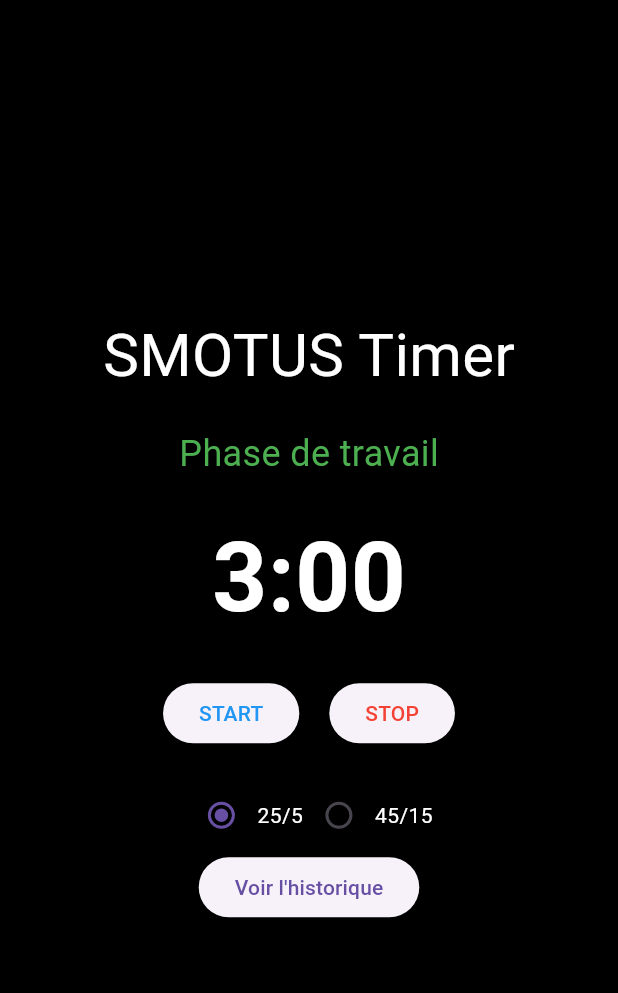
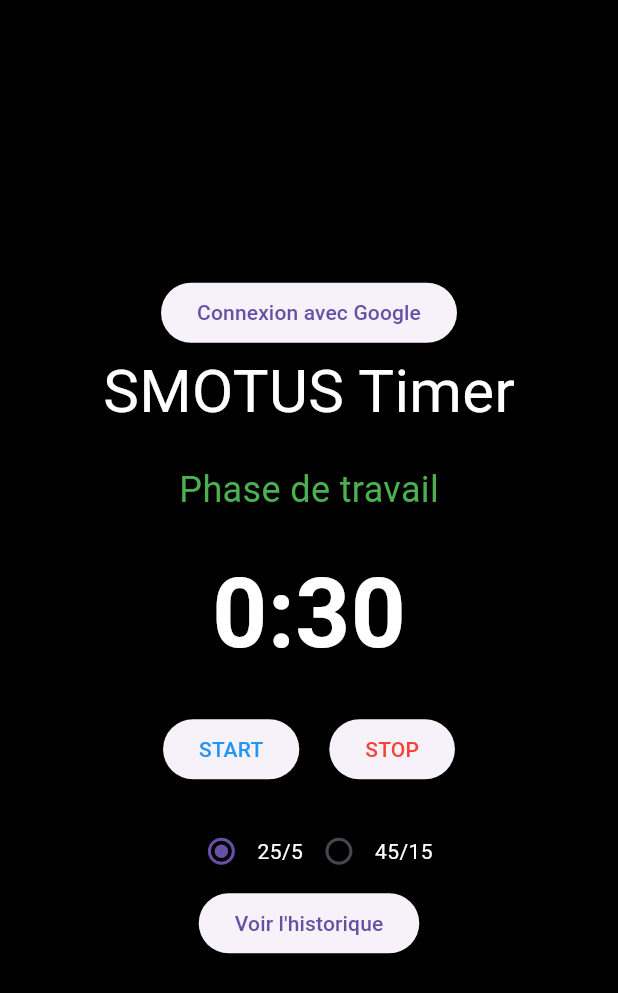
Before and after one commit to ElliotGuittet/SMOTUS_Timer, a Flutter app: the screen it shows after launch, after a tap on "STOP", on a phone screen of 412 x 824 dp. Shown: the top 993 px of the screen. Run offline on Flutter 3.47's test engine with Material 3 defaults, Android fonts, the phone set to English and light mode, and no system bars; our stand-ins replace audioplayers, awesome_notifications, cloud_firestore, firebase_auth, firebase_core, google_sign_in; accounts and stored records are empty.

Commit message:
Connexion Déconnexion

```diff
--- a/lib/main.dart
+++ b/lib/main.dart
@@ -1,13 +1,18 @@
 import 'package:flutter/material.dart';
 import 'dart:async';
 import 'dart:convert';
-import 'package:awesome_notifications/awesome_notifications.dart'; // Pour les notifications
+import 'package:awesome_notifications/awesome_notifications.dart';
 import 'package:audioplayers/audioplayers.dart';
-import 'package:shared_preferences/shared_preferences.dart';
+import 'package:firebase_core/firebase_core.dart';
+import 'package:firebase_auth/firebase_auth.dart';
+import 'package:google_sign_in/google_sign_in.dart';
+import 'package:cloud_firestore/cloud_firestore.dart';
 
 import 'historyPage.dart';
 
-void main() {
+void main() async {
+  WidgetsFlutterBinding.ensureInitialized();
+  await Firebase.initializeApp();
   AwesomeNotifications().initialize(
       null,
       [
@@ -37,8 +42,8 @@ class TimerPage extends StatefulWidget {
 
 class _TimerPageState extends State<TimerPage> {
   // Variables pour le Timer
-  int shortWorkTime = 3 * 60; // 25 minutes de travail en secondes
-  int shortBreakTime = 1 * 60; // 5 minutes de pause
+  int shortWorkTime = 30; // 25 minutes de travail en secondes
+  int shortBreakTime = 10; // 5 minutes de pause
   int longWorkTime = 45 * 60; // 45 minutes de travail
   int longBreakTime = 15 * 60; // 15 minutes de pause
   int timeRemaining = 25 * 60; // par défaut 25 minutes
@@ -47,7 +52,6 @@ class _TimerPageState extends State<TimerPage> {
   bool isRunning = false;
   bool isPaused = false;
 
-  List<Map<String, dynamic>> history = [];
   int completedSessions = 0;
   int totalWorkTime = 0; // Temps de travail total en secondes
   int currentWorkTime = 0; // Temps de travail de la session en cours
@@ -55,7 +59,11 @@ class _TimerPageState extends State<TimerPage> {
   // Mode selection (25/5 ou 45/15)
   bool isShortBreak = true;
 
+  // Variables pour l'utilisateur connecté
+  User? _currentUser;
+
   final player = AudioPlayer();
+  final FirebaseFirestore _firestore = FirebaseFirestore.instance;
 
   @override
   void initState() {
@@ -65,9 +73,49 @@ class _TimerPageState extends State<TimerPage> {
       }
     });
 
-    _loadHistory();
+    // Vérifie si un utilisateur est déjà connecté au lancement de l'application
+    FirebaseAuth.instance.authStateChanges().listen((User? user) {
+      setState(() {
+        _currentUser = user; // Met à jour la variable de l'utilisateur connecté
+      });
+    });
 
     super.initState();
+  }
+
+  // Méthode de connexion
+  Future<User?> signInWithGoogle() async {
+    try {
+      final GoogleSignInAccount? googleUser = await GoogleSignIn().signIn();
+      if (googleUser == null) return null; // L'utilisateur a annulé la connexion
+
+      final GoogleSignInAuthentication googleAuth = await googleUser.authentication;
+      final credential = GoogleAuthProvider.credential(
+        accessToken: googleAuth.accessToken,
+        idToken: googleAuth.idToken,
+      );
+
+      final UserCredential userCredential = await FirebaseAuth.instance.signInWithCredential(credential);
+
+      setState(() {
+        _currentUser = userCredential.user; // Met à jour l'utilisateur connecté
+      });
+
+      return _currentUser;
+    } catch (e) {
+      print("Erreur de connexion : $e");
+      return null;
+    }
+  }
+
+  // Méthode de déconnexion
+  Future<void> signOut() async {
+    await FirebaseAuth.instance.signOut();
+    await GoogleSignIn().signOut();
+    setState(() {
+      _currentUser = null; // Réinitialise l'utilisateur
+    });
+    print('Déconnexion réussie');
   }
 
   void _startStopTimer() {
@@ -102,30 +150,26 @@ class _TimerPageState extends State<TimerPage> {
   void _resetTimer() {
     _timer?.cancel();
 
-    // Enregistrer la session
+    // Enregistrer la session si du travail a été réalisé
     if (currentWorkTime > 0) {
       completedSessions++;
-      totalWorkTime += currentWorkTime;
+      totalWorkTime += currentWorkTime; // Ajoute le temps de travail actuel à la somme totale
 
-      history.add({
-        'date': DateTime.now().toString(),
-        'sessions': completedSessions,
-        'workTime': totalWorkTime,
-      });
-
-      _saveHistory(); // Sauvegarder l'historique
+      // Ajouter l'entrée à Firestore
+      _saveHistoryToFirestore();
     }
 
+    // Réinitialiser le Timer
     setState(() {
       timeRemaining = isShortBreak ? shortWorkTime : longWorkTime;
       isWorkPeriod = true;
       isRunning = false;
       isPaused = false;
-      currentWorkTime = 0; // Réinitialiser le temps de travail de la session
+      currentWorkTime = 0; // Réinitialiser le temps de travail actuel
     });
   }
 
-  triggerNotification(next) {
+  void triggerNotification(next) {
     if (next == "nextPause") {
       AwesomeNotifications().createNotification(
           content: NotificationContent(
@@ -180,20 +224,15 @@ class _TimerPageState extends State<TimerPage> {
     return '$minutes:${secs.toString().padLeft(2, '0')}';
   }
 
-  Future<void> _saveHistory() async {
-    final prefs = await SharedPreferences.getInstance();
-    final String encodedData = jsonEncode(history);
-    prefs.setString('history', encodedData);
-  }
-
-  Future<void> _loadHistory() async {
-    final prefs = await SharedPreferences.getInstance();
-    final String? encodedData = prefs.getString('history');
-    if (encodedData != null) {
-      final List<dynamic> decodedData = jsonDecode(encodedData);
-      setState(() {
-        history = List<Map<String, dynamic>>.from(decodedData);
+  Future<void> _saveHistoryToFirestore() async {
+    if (_currentUser != null) {
+      await _firestore.collection('user_sessions').add({
+        'userId': _currentUser!.uid,
+        'startTime': DateTime.now(),
+        'sessions': completedSessions,
+        'totalWorkTime': totalWorkTime,
       });
+      print('Historique sauvegardé avec succès dans Firestore');
     }
   }
 
@@ -206,18 +245,44 @@ class _TimerPageState extends State<TimerPage> {
         child: Column(
           mainAxisAlignment: MainAxisAlignment.center,
           children: <Widget>[
+            // Affiche les informations de l'utilisateur connecté
+            _currentUser == null
+                ? ElevatedButton(
+              onPressed: () async {
+                User? user = await signInWithGoogle();
+                if (user != null) {
+                  print('Connexion réussie : ${user.displayName}');
+                } else {
+                  print("Échec de la connexion");
+                }
+              },
+              child: const Text('Connexion avec Google'),
+            )
+                : Column(
+              children: [
+                Text(
+                  "Bienvenue, ${_currentUser!.displayName}",
+                  style: const TextStyle(fontSize: 18, color: Colors.white),
+                ),
+                ElevatedButton(
+                  onPressed: signOut,
+                  style: ElevatedButton.styleFrom(foregroundColor: Colors.red),
+                  child: const Text("Déconnexion"),
+                ),
+              ],
+            ),
+            // Titre et Timer
             const Text(
               "SMOTUS Timer",
-              style: TextStyle(
-                  fontSize: 40.0, color: Colors.white), // Titre en blanc
+              style: TextStyle(fontSize: 40.0, color: Colors.white),
             ),
             const SizedBox(height: 20),
             Text(
               isPaused
-                  ? "En pause" // Texte en jaune si en pause
+                  ? "En pause"
                   : isWorkPeriod
-                      ? "Phase de travail" // Texte en vert pour phase de travail
-                      : "Repos ! Prends une pause", // Texte en bleu pour la pause
+                  ? "Phase de travail"
+                  : "Repos ! Prends une pause",
               style: TextStyle(
                 fontSize: 24.0,
                 color: isPaused
@@ -284,7 +349,7 @@ class _TimerPageState extends State<TimerPage> {
                     Navigator.push(
                       context,
                       MaterialPageRoute(
-                          builder: (context) => HistoryPage(history: history)),
+                          builder: (context) => HistoryPage(history: [],)),
                     );
                   },
                   child: const Text("Voir l'historique"),
--- a/pubspec.yaml
+++ b/pubspec.yaml
@@ -31,6 +31,10 @@ dependencies:
   flutter:
     sdk: flutter
   shared_preferences: ^2.3.2
+  firebase_core: ^3.6.0
+  firebase_auth: ^5.3.1
+  google_sign_in: ^6.0.0
+  cloud_firestore: ^5.0.1
 
   # The following adds the Cupertino Icons font to your application.
   # Use with the CupertinoIcons class for iOS style icons.
```
Also changed, not shown: pubspec.lock, 6 other files.
